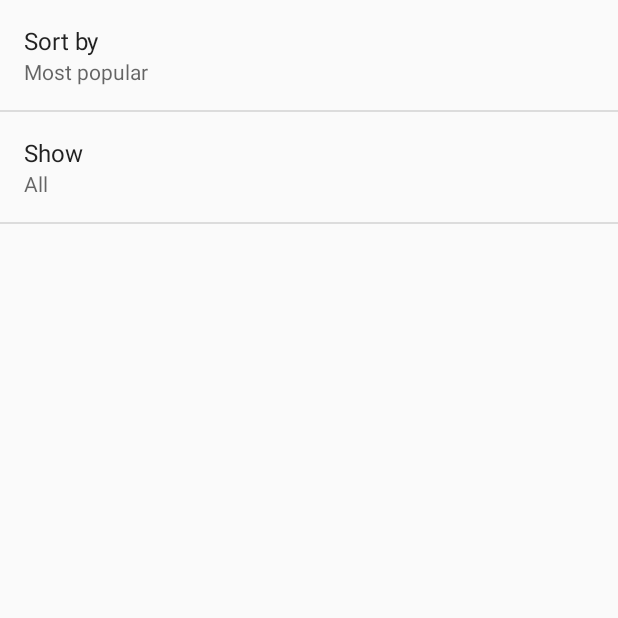
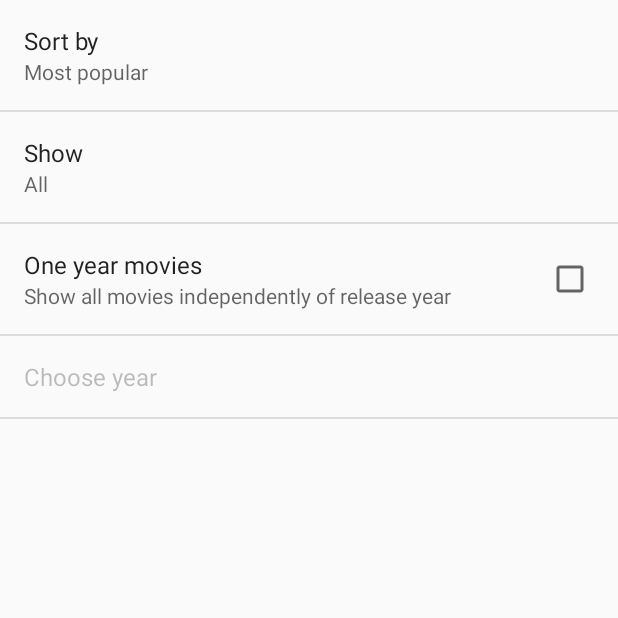
Before and after one commit to ludgo/Movies, an Android app: the screen it shows after launch (SettingsActivity), in the options menu, after a tap on "Settings", on a phone screen of 412 x 824 dp, the top half of it. Run offline under Robolectric (Android 15) with nearby library versions, the phone set to English and light mode, and no system bars; our stand-ins replace Picasso; pictures from the network do not load; 1 statement that could not run was skipped.

Commit message:
feat: year preference

```diff
--- a/app/src/main/java/com/ludgo/android/movies/GridFragment.java
+++ b/app/src/main/java/com/ludgo/android/movies/GridFragment.java
@@ -73,7 +73,10 @@ public class GridFragment extends Fragment implements LoaderManager.LoaderCallba
         Point size = new Point();
         display.getSize(size);
         int width = size.x;
-        if (!MainActivity.isSingleFragment()) { width = width/2; };
+        if (!MainActivity.isSingleFragment()) {
+            width = width / 2;
+        }
+        ;
 
         int itemWidth;
         // Choose grid style
@@ -81,11 +84,11 @@ public class GridFragment extends Fragment implements LoaderManager.LoaderCallba
         if (orientation == Configuration.ORIENTATION_PORTRAIT) {
             // 2 columns when portrait orientation
             mGridView.setNumColumns(2);
-            itemWidth = width/2;
+            itemWidth = width / 2;
         } else {
             // 3 columns when landscape orientation
             mGridView.setNumColumns(3);
-            itemWidth = width/3;
+            itemWidth = width / 3;
         }
         mGridView.setColumnWidth(itemWidth);
 
@@ -158,12 +161,23 @@ public class GridFragment extends Fragment implements LoaderManager.LoaderCallba
             sortColumn = MoviesContract.MoviesEntry.COLUMN_VOTE_AVERAGE;
         }
 
+        String showOption = null;
+        String[] showOptionArgs = null;
         // If show only favorites
-        String showOption = null;
         if (MainActivity.getShowRule().equals(
                 getActivity().getString(R.string.pref_show_entryValues_favorites)
         )) {
             showOption = MoviesContract.MoviesEntry.COLUMN_FAVORITE + " = 1";
+        }
+        // If show only one particular year movies
+        final String YEAR = MainActivity.getPreferredYear();
+        if (MainActivity.getYearBoolean() && !YEAR.equals("")) {
+            if (showOption == null) {
+                showOption = MoviesContract.MoviesEntry.COLUMN_RELEASE_DATE + " LIKE ?";
+            } else {
+                showOption += " AND " + MoviesContract.MoviesEntry.COLUMN_RELEASE_DATE + " LIKE ?";
+            }
+            showOptionArgs = new String[]{MainActivity.getPreferredYear() + "-__-__"};
         }
 
         return new CursorLoader(getActivity(),
@@ -173,9 +187,10 @@ public class GridFragment extends Fragment implements LoaderManager.LoaderCallba
                         MoviesContract.MoviesEntry.COLUMN_MOVIE_ID,
                         MoviesContract.MoviesEntry.COLUMN_POSTER_PATH,
                         sortColumn,
-                        MoviesContract.MoviesEntry.COLUMN_FAVORITE},
+                        MoviesContract.MoviesEntry.COLUMN_FAVORITE,
+                        MoviesContract.MoviesEntry.COLUMN_RELEASE_DATE},
                 showOption,
-                null,
+                showOptionArgs,
                 sortColumn + " DESC LIMIT 12");
     }
 
@@ -187,14 +202,11 @@ public class GridFragment extends Fragment implements LoaderManager.LoaderCallba
         } else {
             mGridAdapter.swapCursor(cursor);
 
-            if (!cursor.moveToFirst() &&
-                    MainActivity.getShowRule().equals(
-                            getActivity().getString(R.string.pref_show_entryValues_favorites))){
-                // Case when user has no movies in their favorites collection
-                mEmptyView.setText(R.string.view_empty_no_favorites);
+            if (!cursor.moveToFirst()) {
+                mEmptyView.setText(R.string.view_empty_no_movies);
                 mEmptyView.setCompoundDrawablesWithIntrinsicBounds(null, null, null, null);
             } else if (!MainActivity.isSingleFragment() &&
-                        activatedPosition != GridView.INVALID_POSITION) {
+                    activatedPosition != GridView.INVALID_POSITION) {
                 // Restore previous state of scrollbar
                 mGridView.requestFocusFromTouch();
                 mGridView.setSelection(activatedPosition);
--- a/app/src/main/java/com/ludgo/android/movies/MainActivity.java
+++ b/app/src/main/java/com/ludgo/android/movies/MainActivity.java
@@ -19,12 +19,16 @@ public class MainActivity extends ActionBarActivity implements GridFragment.Call
     // Rules how to order grid
     private static String showRule;
     private static String sortRule;
+    private static boolean yearBoolean;
+    private static String preferredYear;
 
     @Override
     protected void onCreate(Bundle savedInstanceState) {
         // Load necessary rules
         showRule = Utility.getShowRule(this);
         sortRule = Utility.getSortRule(this);
+        yearBoolean = Utility.getYearBoolean(this);
+        preferredYear = Utility.getPreferredYear(this);
 
         super.onCreate(savedInstanceState);
         // dynamic approach when setting both fragments
@@ -60,19 +64,26 @@ public class MainActivity extends ActionBarActivity implements GridFragment.Call
         super.onResume();
         String currentShowRule = Utility.getShowRule(this);
         String currentSortRule = Utility.getSortRule(this);
+        boolean currentYearBoolean = Utility.getYearBoolean(this);
+        String currentPreferredYear = Utility.getPreferredYear(this);
 
         // Reset text of the empty view
         GridFragment.mEmptyView.setText(R.string.view_empty_no_connection);
         GridFragment.mEmptyView.setCompoundDrawablesWithIntrinsicBounds(null, null, null,
                 this.getResources().getDrawable(R.drawable.refresh_selector));
 
-        if (showRule.equals(currentShowRule) && sortRule.equals(currentSortRule)) {
+        if (showRule.equals(currentShowRule) &&
+                sortRule.equals(currentSortRule) &&
+                yearBoolean == currentYearBoolean &&
+                preferredYear.equals(currentPreferredYear)) {
             // nothing changed
             return;
         }
 
         showRule = currentShowRule;
         sortRule = currentSortRule;
+        yearBoolean = currentYearBoolean;
+        preferredYear = currentPreferredYear;
 
         // Reset activated item
         GridFragment.activatedPosition = GridView.INVALID_POSITION;
@@ -116,9 +127,23 @@ public class MainActivity extends ActionBarActivity implements GridFragment.Call
         }
     }
 
-    public static String getShowRule() { return showRule; }
+    public static String getShowRule() {
+        return showRule;
+    }
 
-    public static String getSortRule() { return sortRule; }
+    public static String getSortRule() {
+        return sortRule;
+    }
 
-    public static boolean isSingleFragment() { return isSingleFragment; }
+    public static boolean getYearBoolean() {
+        return yearBoolean;
+    }
+
+    public static String getPreferredYear() {
+        return preferredYear;
+    }
+
+    public static boolean isSingleFragment() {
+        return isSingleFragment;
+    }
 }
--- a/app/src/main/java/com/ludgo/android/movies/SettingsActivity.java
+++ b/app/src/main/java/com/ludgo/android/movies/SettingsActivity.java
@@ -4,6 +4,8 @@ import android.annotation.TargetApi;
 import android.content.Intent;
 import android.os.Build;
 import android.os.Bundle;
+import android.preference.CheckBoxPreference;
+import android.preference.EditTextPreference;
 import android.preference.ListPreference;
 import android.preference.Preference;
 import android.preference.PreferenceActivity;
@@ -25,6 +27,8 @@ public class SettingsActivity extends PreferenceActivity
         // updated when the preference changes.
         bindPreferenceSummaryToValue(findPreference(getString(R.string.pref_sort_key)));
         bindPreferenceSummaryToValue(findPreference(getString(R.string.pref_show_key)));
+        bindPreferenceSummaryToValue(findPreference(getString(R.string.pref_enable_year_key)));
+        bindPreferenceSummaryToValue(findPreference(getString(R.string.pref_year_key)));
     }
 
     /**
@@ -36,12 +40,14 @@ public class SettingsActivity extends PreferenceActivity
         // Set the listener to watch for value changes.
         preference.setOnPreferenceChangeListener(this);
 
+        if (!(preference instanceof CheckBoxPreference)){
             // Trigger the listener immediately with the preference's
             // current value.
             onPreferenceChange(preference,
                     PreferenceManager
                             .getDefaultSharedPreferences(preference.getContext())
                             .getString(preference.getKey(), ""));
+        }
     }
 
     @Override
@@ -56,8 +62,8 @@ public class SettingsActivity extends PreferenceActivity
             if (prefIndex >= 0) {
                 preference.setSummary(listPreference.getEntries()[prefIndex]);
             }
-        } else {
-            // For other preferences, set the summary to the value's simple string representation.
+        } else if (preference instanceof EditTextPreference) {
+            // For edit text preferences, set the summary to the value's simple string representation.
             preference.setSummary(stringValue);
         }
         return true;
--- a/app/src/main/java/com/ludgo/android/movies/Utility.java
+++ b/app/src/main/java/com/ludgo/android/movies/Utility.java
@@ -62,6 +62,18 @@ public class Utility {
                 context.getString(R.string.pref_show_entryValues_default));
     }
 
+    // Find rule whether to use year preference
+    public static boolean getYearBoolean(Context context) {
+        SharedPreferences preferences = PreferenceManager.getDefaultSharedPreferences(context);
+        return preferences.getBoolean(context.getString(R.string.pref_enable_year_key), false);
+    }
+
+    // Find year from which movies to display in grid
+    public static String getPreferredYear(Context context) {
+        SharedPreferences preferences = PreferenceManager.getDefaultSharedPreferences(context);
+        return preferences.getString(context.getString(R.string.pref_year_key), "");
+    }
+
     public static boolean isNetworkAvailable(final Context context) {
         final ConnectivityManager connectivityManager =
                 ((ConnectivityManager) context.getSystemService(Context.CONNECTIVITY_SERVICE));
--- a/app/src/main/java/com/ludgo/android/movies/service/MoviesService.java
+++ b/app/src/main/java/com/ludgo/android/movies/service/MoviesService.java
@@ -44,6 +44,7 @@ public class MoviesService extends IntentService {
         String moviesApiString;
 
         String sortRule = Utility.getSortRule(this);
+        String year = Utility.getPreferredYear(this);
         String apiKey = Utility.API_KEY;
 
         try {
@@ -52,10 +53,12 @@ public class MoviesService extends IntentService {
             final String API_BASE_URL =
                     "http://api.themoviedb.org/3/discover/movie?";
             final String SORT_PARAM = "sort_by";
+            final String YEAR_PARAM = "primary_release_year";
             final String KEY_PARAM = "api_key";
 
             Uri builtUri = Uri.parse(API_BASE_URL).buildUpon()
                     .appendQueryParameter(SORT_PARAM, sortRule)
+                    .appendQueryParameter(YEAR_PARAM, year)
                     .appendQueryParameter(KEY_PARAM, apiKey)
                     .build();
 
--- a/app/src/main/res/values/strings.xml
+++ b/app/src/main/res/values/strings.xml
@@ -8,7 +8,7 @@
     <string name="title_activity_settings">Settings</string>
 
     <string name="view_empty_no_connection">No Movies Available\nNo Internet Connection</string>
-    <string name="view_empty_no_favorites">No Movies Selected As Favorite</string>
+    <string name="view_empty_no_movies">No Such Selected Movies Available</string>
     <string name="view_trailers">Trailers:</string>
     <string name="view_reviews">Reviews:</string>
 
@@ -27,4 +27,13 @@
     <string name="pref_show_entryValues_favorites" translatable="false">favorites</string>
     <string name="pref_show_entries_all">All</string>
     <string name="pref_show_entries_favorites">Favorites</string>
+
+    <string name="pref_enable_year_title">One year movies</string>
+    <string name="pref_enable_year_key" translatable="false">enable_year</string>
+    <string name="pref_enable_year_off">Show all movies independently of release year</string>
+    <string name="pref_enable_year_on">Show only movies within chosen release year</string>
+
+    <string name="pref_year_title">Choose year</string>
+    <string name="pref_year_key" translatable="false">year</string>
+    <string name="pref_year_dialogMessage">Type year in format YYYY (blank means all years)</string>
 </resources>
--- a/app/src/main/res/xml/pref_general.xml
+++ b/app/src/main/res/xml/pref_general.xml
@@ -13,4 +13,18 @@
         android:entryValues="@array/pref_show_entryValues"
         android:key="@string/pref_show_key"
         android:title="@string/pref_show_title" />
+
+    <CheckBoxPreference
+        android:key="@string/pref_enable_year_key"
+        android:summaryOff="@string/pref_enable_year_off"
+        android:summaryOn="@string/pref_enable_year_on"
+        android:title="@string/pref_enable_year_title" />
+
+    <EditTextPreference
+        android:dependency="@string/pref_enable_year_key"
+        android:dialogMessage="@string/pref_year_dialogMessage"
+        android:inputType="text"
+        android:key="@string/pref_year_key"
+        android:singleLine="true"
+        android:title="@string/pref_year_title" />
 </PreferenceScreen>
```
Lines whose indentation alone changed are shown as unchanged.
